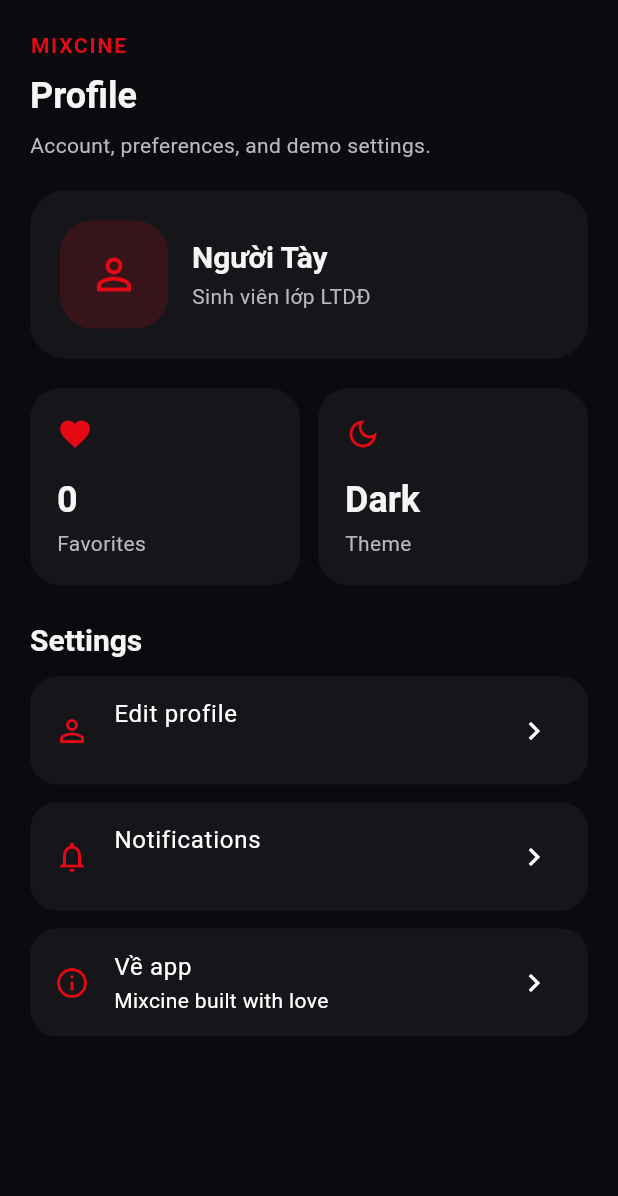
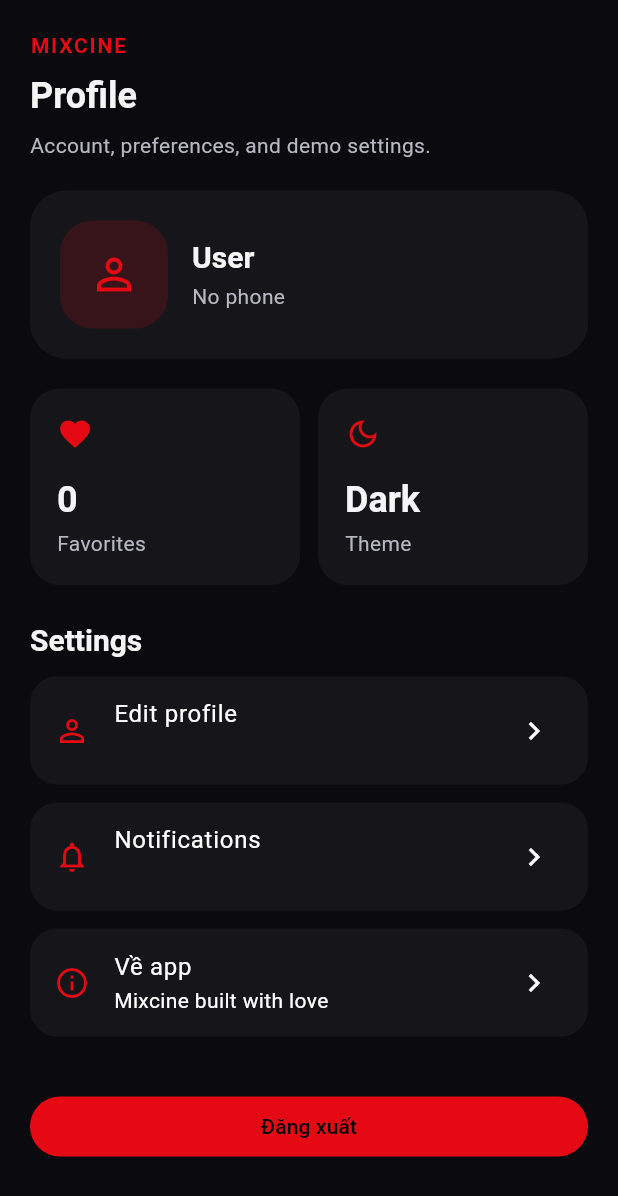
Before and after one commit to KhoiBao/Mixcine, a Flutter app: the ProfileScreen widget shown alone on an empty page, opened directly, on a phone screen of 412 x 824 dp. Shown: the top 1196 px of the screen. Run offline on Flutter 3.47's test engine with Material 3 defaults, Android fonts, the phone set to English and light mode, and no system bars; our stand-ins replace cached_network_image, dio, flutter_riverpod, go_router, shared_preferences, video_player; accounts and stored records are empty.

Commit message:
xong dang ky dang nhap chinh sua profile

```diff
--- a/mixcine_movie_app/lib/presentation/providers/auth_provider.dart
+++ b/mixcine_movie_app/lib/presentation/providers/auth_provider.dart
@@ -1,4 +1,5 @@
 import 'package:flutter_riverpod/flutter_riverpod.dart';
+import 'package:mixcine_movie_app/data/models/user_model.dart';
 
 import '../../core/services/auth_service.dart';
 import '../../core/services/app_preferences.dart';
@@ -11,15 +12,22 @@ final authStateProvider = NotifierProvider<AuthNotifier, AuthState>(
 );
 
 class AuthState {
-  const AuthState({this.token, this.isLoading = false, this.error});
+  const AuthState({this.token, this.user, this.isLoading = false, this.error});
 
   final String? token;
+  final UserModel? user;
   final bool isLoading;
   final String? error;
 
-  AuthState copyWith({String? token, bool? isLoading, String? error}) {
+  AuthState copyWith({
+    String? token,
+    UserModel? user,
+    bool? isLoading,
+    String? error,
+  }) {
     return AuthState(
       token: token ?? this.token,
+      user: user ?? this.user,
       isLoading: isLoading ?? this.isLoading,
       error: error,
     );
@@ -29,7 +37,7 @@ class AuthState {
 class AuthNotifier extends Notifier<AuthState> {
   @override
   AuthState build() {
-    // initial state; then load persisted token
+    // initial state; then load persisted token and user
     _load();
     return const AuthState();
   }
@@ -39,28 +47,44 @@ class AuthNotifier extends Notifier<AuthState> {
 
   Future<void> _load() async {
     final token = await _prefs.getAuthToken();
-    state = state.copyWith(token: token);
+    final user = await _prefs.getUserData();
+    state = state.copyWith(token: token, user: user);
   }
 
   Future<void> login(String email, String password) async {
     state = state.copyWith(isLoading: true, error: null);
 
     try {
-      final token = await _service.login(email: email, password: password);
+      final (token, user) = await _service.login(
+        email: email,
+        password: password,
+      );
       await _prefs.setAuthToken(token);
-      state = state.copyWith(token: token, isLoading: false);
+      await _prefs.setUserData(user);
+      state = state.copyWith(token: token, user: user, isLoading: false);
     } catch (e) {
       state = state.copyWith(isLoading: false, error: e.toString());
     }
   }
 
-  Future<void> register(String email, String password) async {
+  Future<void> register(
+    String email,
+    String password,
+    String fullName,
+    String phoneNumber,
+  ) async {
     state = state.copyWith(isLoading: true, error: null);
 
     try {
-      final token = await _service.register(email: email, password: password);
+      final (token, user) = await _service.register(
+        email: email,
+        password: password,
+        fullName: fullName,
+        phoneNumber: phoneNumber,
+      );
       await _prefs.setAuthToken(token);
-      state = state.copyWith(token: token, isLoading: false);
+      await _prefs.setUserData(user);
+      state = state.copyWith(token: token, user: user, isLoading: false);
     } catch (e) {
       state = state.copyWith(isLoading: false, error: e.toString());
     }
@@ -68,6 +92,12 @@ class AuthNotifier extends Notifier<AuthState> {
 
   Future<void> logout() async {
     await _prefs.setAuthToken(null);
-    state = const AuthState(token: null);
+    await _prefs.setUserData(null);
+    state = const AuthState(token: null, user: null);
+  }
+
+  Future<void> updateProfile(UserModel updatedUser) async {
+    await _prefs.setUserData(updatedUser);
+    state = state.copyWith(user: updatedUser);
   }
 }
--- a/mixcine_movie_app/lib/presentation/screens/auth/login_screen.dart
+++ b/mixcine_movie_app/lib/presentation/screens/auth/login_screen.dart
@@ -1,5 +1,6 @@
 import 'package:flutter/material.dart';
 import 'package:flutter_riverpod/flutter_riverpod.dart';
+import 'package:go_router/go_router.dart';
 
 import '../../widgets/primary_button.dart';
 import '../../providers/auth_provider.dart';
@@ -38,7 +39,7 @@ class _LoginScreenState extends ConsumerState<LoginScreen> {
     final state = ref.read(authStateProvider);
     if (state.token != null) {
       // Navigate to dashboard after login
-      Navigator.of(context).pushReplacementNamed('/dashboard');
+      context.go('/dashboard');
     } else if (state.error != null) {
       ScaffoldMessenger.of(
         context,
@@ -116,8 +117,7 @@ class _LoginScreenState extends ConsumerState<LoginScreen> {
                       ),
                       const SizedBox(height: 8),
                       TextButton(
-                        onPressed: () =>
-                            Navigator.of(context).pushNamed('/register'),
+                        onPressed: () => context.go('/register'),
                         child: const Text('Tạo tài khoản mới'),
                       ),
                     ],
--- a/mixcine_movie_app/lib/presentation/screens/profile/profile_screen.dart
+++ b/mixcine_movie_app/lib/presentation/screens/profile/profile_screen.dart
@@ -1,17 +1,23 @@
 import 'package:flutter/material.dart';
 import 'package:flutter_riverpod/flutter_riverpod.dart';
+import 'package:go_router/go_router.dart';
 
 import '../../../core/config/app_branding.dart';
 import '../../../core/theme/app_colors.dart';
+import '../../providers/auth_provider.dart';
 import '../../providers/favorites_provider.dart';
 import '../../widgets/branded_screen_header.dart';
+import '../../widgets/primary_button.dart';
 
 class ProfileScreen extends ConsumerWidget {
   const ProfileScreen({super.key});
 
   @override
   Widget build(BuildContext context, WidgetRef ref) {
-    final favorites = ref.watch(favoriteMoviesProvider).value ?? const <dynamic>[];
+    final authState = ref.watch(authStateProvider);
+    final user = authState.user;
+    final favorites =
+        ref.watch(favoriteMoviesProvider).value ?? const <dynamic>[];
 
     return SafeArea(
       child: SingleChildScrollView(
@@ -40,17 +46,24 @@ class ProfileScreen extends ConsumerWidget {
                       color: AppColors.primary.withValues(alpha: 0.16),
                       borderRadius: BorderRadius.circular(22),
                     ),
-                    child: const Icon(Icons.person_outline, size: 34, color: AppColors.primary),
+                    child: const Icon(
+                      Icons.person_outline,
+                      size: 34,
+                      color: AppColors.primary,
+                    ),
                   ),
                   const SizedBox(width: 16),
                   Expanded(
                     child: Column(
                       crossAxisAlignment: CrossAxisAlignment.start,
                       children: <Widget>[
-                        Text('Người Tày', style: Theme.of(context).textTheme.titleLarge),
+                        Text(
+                          user?.fullName ?? user?.email ?? 'User',
+                          style: Theme.of(context).textTheme.titleLarge,
+                        ),
                         const SizedBox(height: 4),
                         Text(
-                          'Sinh viên lớp LTDĐ',
+                          user?.phoneNumber ?? 'No phone',
                           style: Theme.of(context).textTheme.bodyMedium,
                         ),
                       ],
@@ -82,9 +95,32 @@ class ProfileScreen extends ConsumerWidget {
             const SizedBox(height: 24),
             Text('Settings', style: Theme.of(context).textTheme.titleLarge),
             const SizedBox(height: 12),
-            const _ProfileTile(icon: Icons.person_outline, title: 'Edit profile', subtitle: ''),
-            const _ProfileTile(icon: Icons.notifications_none, title: 'Notifications', subtitle: ''),
-            const _ProfileTile(icon: Icons.info_outline, title: 'Về app', subtitle: AppBranding.aboutLine),
+            _ProfileTile(
+              icon: Icons.person_outline,
+              title: 'Edit profile',
+              subtitle: '',
+              onTap: () => context.push('/edit-profile'),
+            ),
+            const _ProfileTile(
+              icon: Icons.notifications_none,
+              title: 'Notifications',
+              subtitle: '',
+            ),
+            const _ProfileTile(
+              icon: Icons.info_outline,
+              title: 'Về app',
+              subtitle: AppBranding.aboutLine,
+            ),
+            const SizedBox(height: 24),
+            PrimaryButton(
+              label: 'Đăng xuất',
+              onPressed: () async {
+                await ref.read(authStateProvider.notifier).logout();
+                if (context.mounted) {
+                  context.go('/login');
+                }
+              },
+            ),
           ],
         ),
       ),
@@ -130,11 +166,13 @@ class _ProfileTile extends StatelessWidget {
     required this.icon,
     required this.title,
     required this.subtitle,
+    this.onTap,
   });
 
   final IconData icon;
   final String title;
   final String subtitle;
+  final VoidCallback? onTap;
 
   @override
   Widget build(BuildContext context) {
@@ -145,6 +183,7 @@ class _ProfileTile extends StatelessWidget {
         borderRadius: BorderRadius.circular(18),
       ),
       child: ListTile(
+        onTap: onTap,
         leading: Icon(icon, color: AppColors.primary),
         title: Text(title),
         subtitle: Text(subtitle),
```
Also changed, not shown: mixcine_movie_app/lib/core/routing/app_router.dart (+11 -2 lines), mixcine_movie_app/lib/core/services/app_preferences.dart (+35 -0 lines), mixcine_movie_app/lib/core/services/auth_service.dart (+28 -8 lines), mixcine_movie_app/lib/data/models/user_model.dart (added, +45 -0 lines), mixcine_movie_app/lib/presentation/screens/auth/register_screen.dart (+36 -2 lines), mixcine_movie_app/lib/presentation/screens/home/home_screen.dart (+40 -17 lines), mixcine_movie_app/lib/presentation/screens/onboarding/onboarding_screen.dart (+18 -7 lines), mixcine_movie_app/lib/presentation/screens/profile/edit_profile_screen.dart (added, +135 -0 lines), mixcine_movie_app/lib/presentation/screens/splash/splash_screen.dart (+23 -3 lines), mixcine_movie_app/pubspec.lock, 2 other files.
